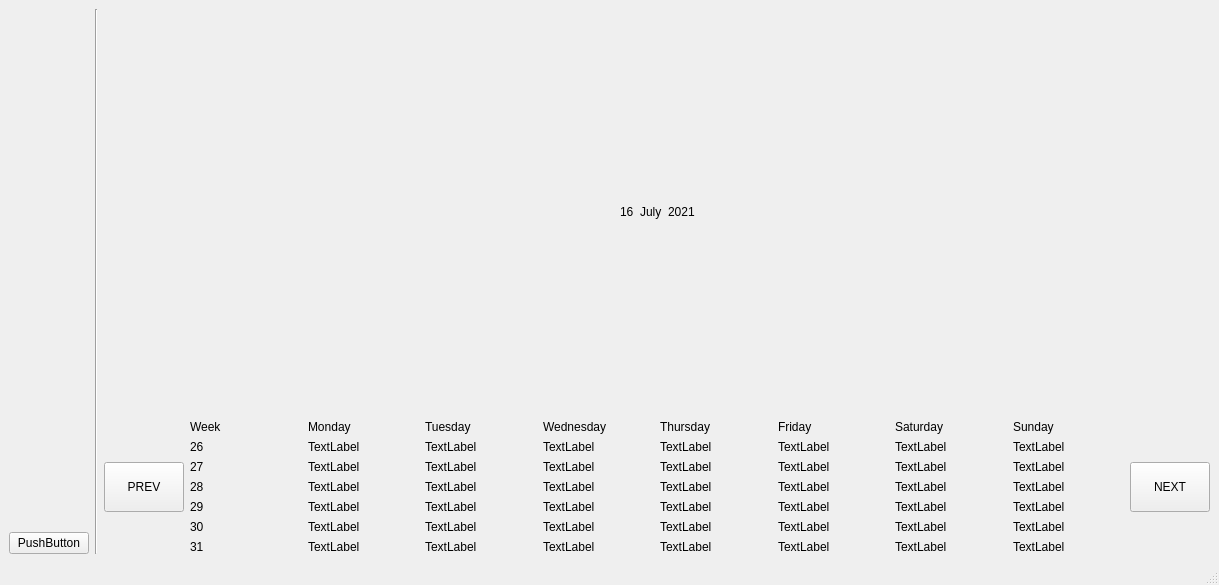
Above: UI_main_window.ui from Klaudia-24/Harmonogram before the change. Below: the same form after it.
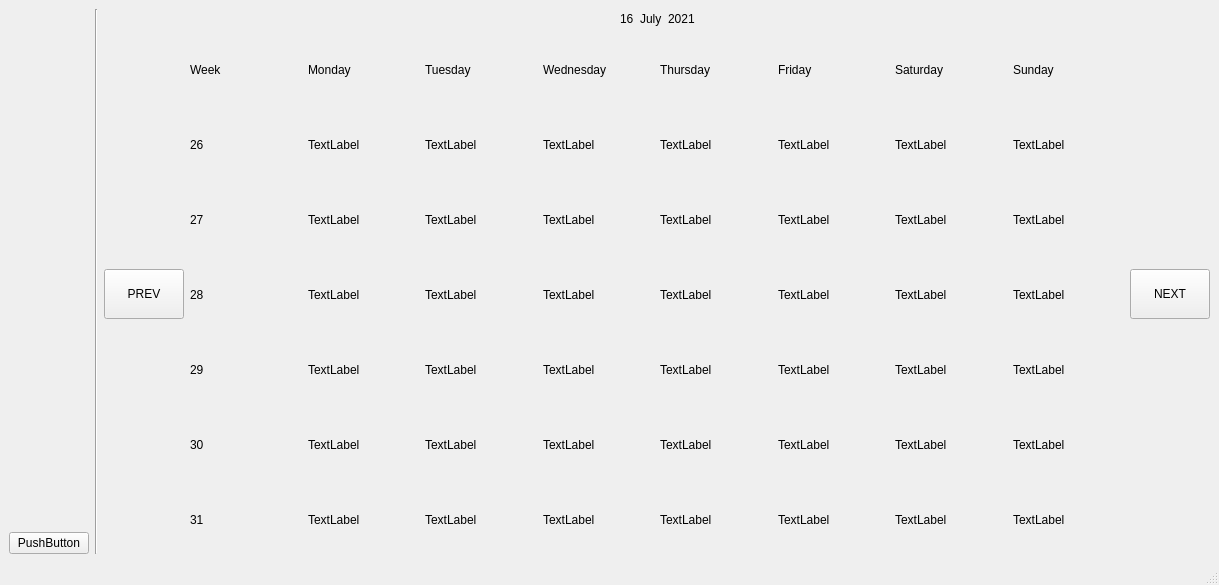
That is the form after the change.

Commit message: Updated names of labels (for days) and all layouts.

The edit to the form file:
```diff
--- a/UI_main_window.ui
+++ b/UI_main_window.ui
@@ -49,27 +49,11 @@
        </widget>
       </item>
       <item>
-       <layout class="QVBoxLayout" name="verticalLayout_2" stretch="0,0,0,1">
+       <layout class="QVBoxLayout" name="dateCalendarVerticalLayout" stretch="0,1">
         <item>
-         <spacer name="verticalSpacer_3">
-          <property name="orientation">
-           <enum>Qt::Vertical</enum>
-          </property>
-          <property name="sizeType">
-           <enum>QSizePolicy::Maximum</enum>
-          </property>
-          <property name="sizeHint" stdset="0">
-           <size>
-            <width>20</width>
-            <height>10</height>
-           </size>
-          </property>
-         </spacer>
-        </item>
-        <item>
-         <layout class="QHBoxLayout" name="horizontalLayout">
+         <layout class="QHBoxLayout" name="dateBarLayout">
           <item>
-           <spacer name="horizontalSpacer">
+           <spacer name="dateBarLeftHorizontalSpacer">
             <property name="orientation">
              <enum>Qt::Horizontal</enum>
             </property>
@@ -112,7 +96,7 @@
            </widget>
           </item>
           <item>
-           <spacer name="horizontalSpacer_2">
+           <spacer name="dateBarRightHorizontalSpacer">
             <property name="orientation">
              <enum>Qt::Horizontal</enum>
             </property>
@@ -127,23 +111,7 @@
          </layout>
         </item>
         <item>
-         <spacer name="verticalSpacer_2">
-          <property name="orientation">
-           <enum>Qt::Vertical</enum>
-          </property>
-          <property name="sizeType">
-           <enum>QSizePolicy::Maximum</enum>
-          </property>
-          <property name="sizeHint" stdset="0">
-           <size>
-            <width>20</width>
-            <height>10</height>
-           </size>
-          </property>
-         </spacer>
-        </item>
-        <item>
-         <layout class="QHBoxLayout" name="horizontalLayout_2" stretch="0,1,0">
+         <layout class="QHBoxLayout" name="navCalendarHorizontalLayout" stretch="0,1,0">
           <item>
            <widget class="QPushButton" name="prevButton">
             <property name="minimumSize">
@@ -161,7 +129,7 @@
            </widget>
           </item>
           <item>
-           <layout class="QGridLayout" name="calendarGridLayout">
+           <layout class="QGridLayout" name="calendarGridLayout" rowstretch="1,1,1,1,1,1,1" columnstretch="1,1,1,1,1,1,1,1">
             <item row="0" column="3">
              <widget class="QLabel" name="weekDay3">
               <property name="styleSheet">
```
Left out of the diff: 92 changed lines with no effect on the pictures. The commit also changes 1 other file.
